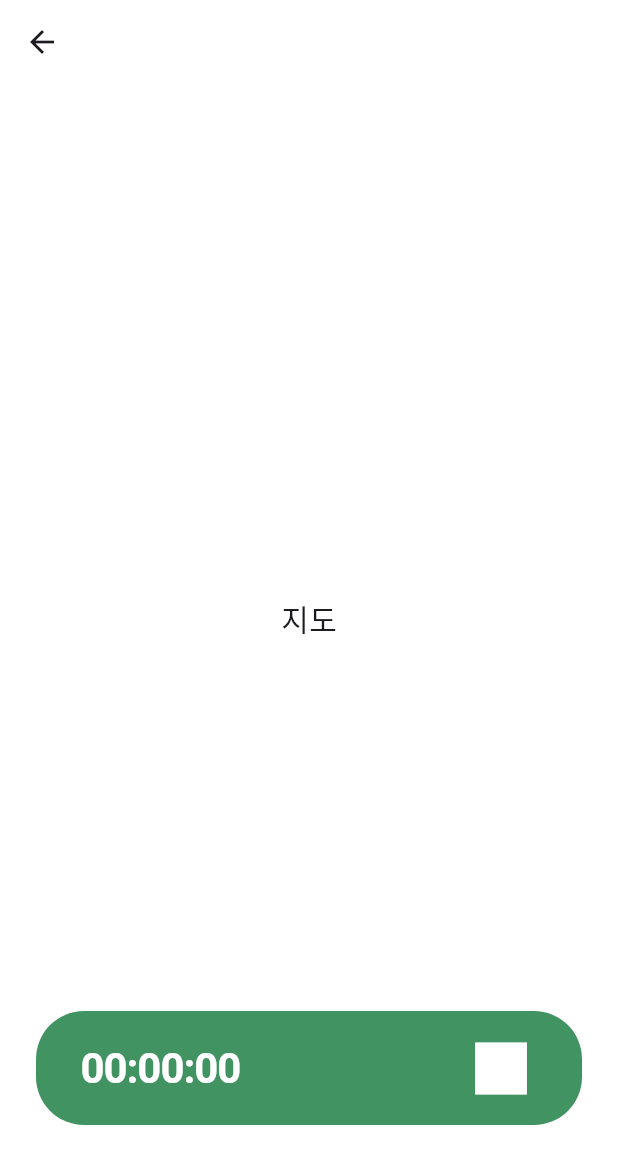
After one commit to zzikbu/petdays, a Flutter app: the WalkSelectPetPage screen opened directly, after a tap on "시작하기", on a phone screen of 412 x 824 dp. The commit adds this screen. Shown: the top 1164 px of the screen. Run offline on Flutter 3.47's test engine with Material 3 defaults, Android fonts, the light colour scheme and no system bars; our stand-ins replace flutter_svg; Roboto replaces fonts that are missing (Pretendard).

Commit message:
feat: 산책 지도 페이지 UI 구현

```diff
--- /dev/null
+++ b/lib/walk/walk_map_page.dart
@@ -0,0 +1,71 @@
+import 'package:flutter/material.dart';
+import 'package:pet_log/pallete.dart';
+
+class WalkMapPage extends StatelessWidget {
+  const WalkMapPage({super.key});
+
+  @override
+  Widget build(BuildContext context) {
+    return Scaffold(
+      appBar: AppBar(
+        backgroundColor: Colors.transparent,
+      ),
+      extendBodyBehindAppBar: true,
+      body: Stack(
+        children: [
+          Positioned.fill(
+            child: Container(
+              color: Pallete.white,
+              child: Center(
+                child: Text(
+                  '지도',
+                  style: TextStyle(fontSize: 20),
+                ),
+              ),
+            ),
+          ),
+          Positioned(
+            left: 24,
+            right: 24,
+            bottom: 74,
+            child: Container(
+              height: 76,
+              decoration: BoxDecoration(
+                color: Pallete.mainGreen,
+                borderRadius: BorderRadius.circular(32),
+              ),
+              child: Padding(
+                padding: const EdgeInsets.symmetric(horizontal: 30),
+                child: Row(
+                  children: [
+                    Text(
+                      '00:00:00',
+                      style: TextStyle(
+                        fontFamily: 'Pretendard',
+                        fontWeight: FontWeight.w600,
+                        fontSize: 28,
+                        color: Pallete.white,
+                        letterSpacing: -0.7,
+                      ),
+                    ),
+                    Spacer(),
+                    IconButton(
+                      padding: EdgeInsets.zero,
+                      onPressed: () {
+                        print('산책 종료 눌림');
+                      },
+                      icon: Icon(Icons.square),
+                      color: Pallete.white,
+                      iconSize: 46,
+                      highlightColor: Colors.transparent, // 꾹 눌렀을 때 애니메이션 제거
+                    )
+                  ],
+                ),
+              ),
+            ),
+          )
+        ],
+      ),
+    );
+  }
+}
--- a/lib/walk/walk_select_pet_page.dart
+++ b/lib/walk/walk_select_pet_page.dart
@@ -1,4 +1,5 @@
 import 'package:flutter/material.dart';
+import 'package:pet_log/walk/walk_map_page.dart';
 
 import '../components/next_button.dart';
 import '../pallete.dart';
@@ -41,7 +42,7 @@ class WalkSelectPetPage extends StatelessWidget {
                     fontWeight: FontWeight.w400,
                     fontSize: 14,
                     color: Pallete.mediumGray,
-                    letterSpacing: -0.6,
+                    letterSpacing: -0.4,
                   ),
                 ),
                 SizedBox(height: 20),
@@ -92,7 +93,7 @@ class WalkSelectPetPage extends StatelessWidget {
                             fontWeight: FontWeight.w600,
                             fontSize: 20,
                             color: Pallete.black,
-                            letterSpacing: -0.6,
+                            letterSpacing: -0.5,
                           ),
                         ),
                       ],
@@ -105,9 +106,12 @@ class WalkSelectPetPage extends StatelessWidget {
         ],
       ),
       bottomNavigationBar: NextButton(
-        isActive: false,
+        isActive: true,
         onTap: () {
-          print("시작하기 눌림");
+          Navigator.push(
+            context,
+            MaterialPageRoute(builder: (context) => WalkMapPage()),
+          );
         },
         buttonText: "시작하기",
       ),
```
